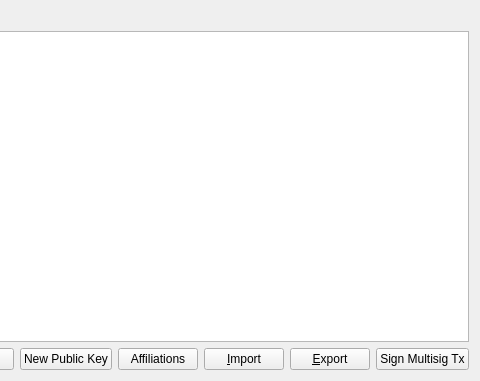
The window that src/qt/forms/myaliaslistpage.ui (sschepis/syscoin2) describes before a commit, drawn with Qt 5; both pictures show x 421 to 901 and y 0 to 381 of the 901 by 381 pixel window.
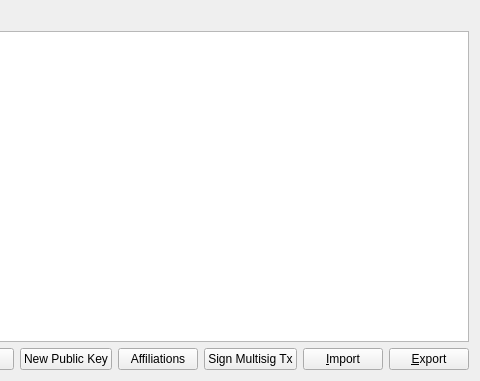
The same window after the commit.

Patch:
```diff
--- a/src/qt/forms/myaliaslistpage.ui
+++ b/src/qt/forms/myaliaslistpage.ui
@@ -130,6 +130,13 @@
        </property>
       </widget>
      </item>
+     <item>
+      <widget class="QPushButton" name="signMultisigButton">
+       <property name="text">
+        <string>Sign Multisig Tx</string>
+       </property>
+      </widget>
+     </item>
      <item>
       <spacer name="horizontalSpacer">
        <property name="orientation">
@@ -160,13 +167,6 @@
        </property>
       </widget>
      </item>
-     <item>
-      <widget class="QPushButton" name="signMultisigButton">
-       <property name="text">
-        <string>Sign Multisig Tx</string>
-       </property>
-      </widget>
-     </item>
     </layout>
    </item>
   </layout>
```
